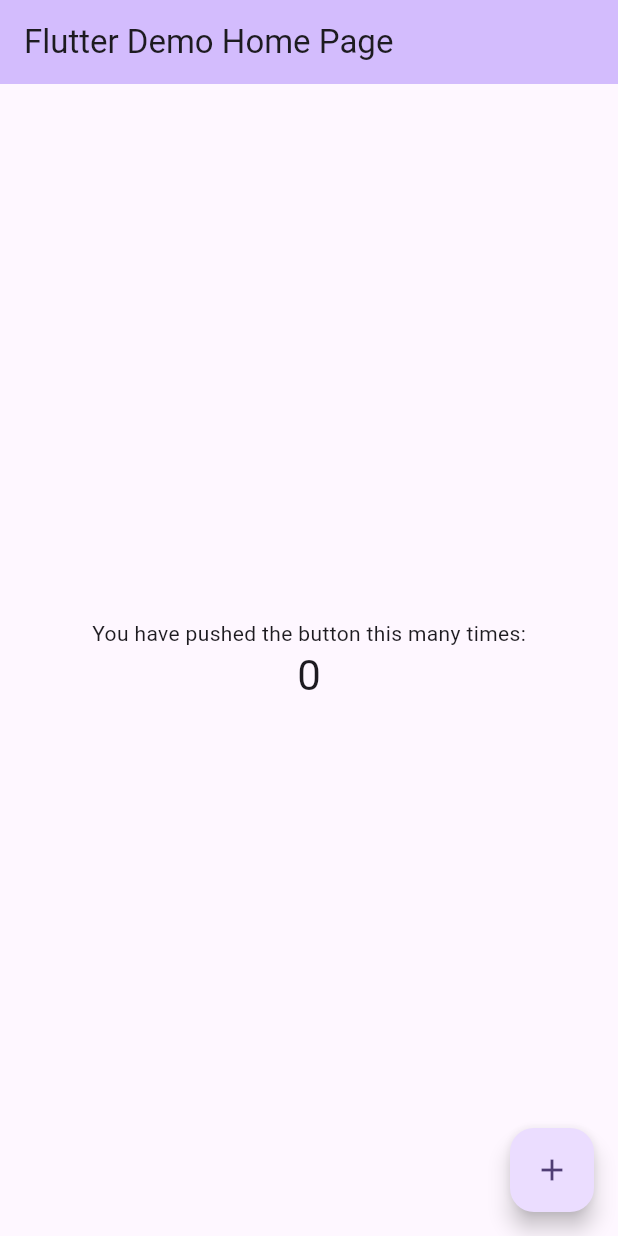
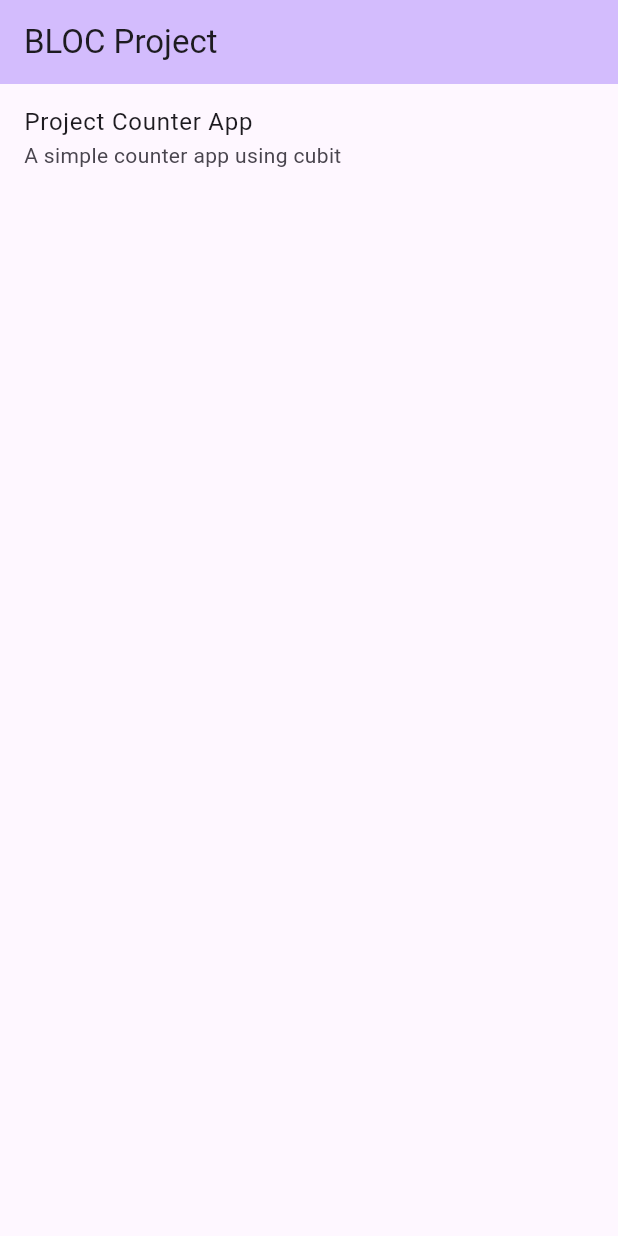
Before and after one commit to zeelbhanderi/bloc_project, a Flutter app: the screen it shows after launch, on a phone screen of 412 x 824 dp. Run offline on Flutter 3.47's test engine with Material 3 defaults, Android fonts, the phone set to English and light mode, and no system bars; our stand-ins replace flutter_bloc.

Commit message:
counter app using bloc cubit

```diff
--- /dev/null
+++ b/lib/home_page.dart
@@ -0,0 +1,55 @@
+import 'package:flutter/material.dart';
+
+import 'project/counter_app_cubit/cubit/counter_app_cubit.dart';
+
+class MyHomePage extends StatefulWidget {
+  const MyHomePage({super.key, required this.title});
+
+  final String title;
+
+  @override
+  State<MyHomePage> createState() => _MyHomePageState();
+}
+
+class _MyHomePageState extends State<MyHomePage> {
+
+
+  @override
+  Widget build(BuildContext context) {
+    return Scaffold(
+      appBar: AppBar(
+        backgroundColor: Theme.of(context).colorScheme.inversePrimary,
+        title: Text(widget.title),
+      ),
+      body: ListView.builder(
+        itemCount: projectList.length,
+        itemBuilder: (context, index) {
+          Project project = projectList[index];
+          return ListTile(
+            title: Text('Project ${project.name}'),
+            subtitle: Text(project.description),
+            onTap: () {
+              Navigator.push(
+                  context,
+                  MaterialPageRoute(
+                    builder: (context) => project.projectPage,
+                  ));
+            },
+          );
+        },
+      ),
+    );
+  }
+}
+
+List<Project> projectList = [
+  Project('Counter App', 'A simple counter app using cubit', CounterAppCubit()),
+];
+
+class Project {
+  final String name;
+  final String description;
+  final Widget projectPage;
+
+  Project(this.name, this.description, this.projectPage);
+}
--- a/lib/main.dart
+++ b/lib/main.dart
@@ -1,3 +1,4 @@
+import 'package:bloc_project/home_page.dart';
 import 'package:flutter/material.dart';
 
 void main() {
@@ -7,119 +8,15 @@ void main() {
 class MyApp extends StatelessWidget {
   const MyApp({super.key});
 
-  // This widget is the root of your application.
   @override
   Widget build(BuildContext context) {
     return MaterialApp(
-      title: 'Flutter Demo',
+      title: 'BLOC Project',
       theme: ThemeData(
-        // This is the theme of your application.
-        //
-        // TRY THIS: Try running your application with "flutter run". You'll see
-        // the application has a purple toolbar. Then, without quitting the app,
-        // try changing the seedColor in the colorScheme below to Colors.green
-        // and then invoke "hot reload" (save your changes or press the "hot
-        // reload" button in a Flutter-supported IDE, or press "r" if you used
-        // the command line to start the app).
-        //
-        // Notice that the counter didn't reset back to zero; the application
-        // state is not lost during the reload. To reset the state, use hot
-        // restart instead.
-        //
-        // This works for code too, not just values: Most code changes can be
-        // tested with just a hot reload.
         colorScheme: ColorScheme.fromSeed(seedColor: Colors.deepPurple),
         useMaterial3: true,
       ),
-      home: const MyHomePage(title: 'Flutter Demo Home Page'),
+      home: const MyHomePage(title: 'BLOC Project'),
     );
   }
 }
-
-class MyHomePage extends StatefulWidget {
-  const MyHomePage({super.key, required this.title});
-
-  // This widget is the home page of your application. It is stateful, meaning
-  // that it has a State object (defined below) that contains fields that affect
-  // how it looks.
-
-  // This class is the configuration for the state. It holds the values (in this
-  // case the title) provided by the parent (in this case the App widget) and
-  // used by the build method of the State. Fields in a Widget subclass are
-  // always marked "final".
-
-  final String title;
-
-  @override
-  State<MyHomePage> createState() => _MyHomePageState();
-}
-
-class _MyHomePageState extends State<MyHomePage> {
-  int _counter = 0;
-
-  void _incrementCounter() {
-    setState(() {
-      // This call to setState tells the Flutter framework that something has
-      // changed in this State, which causes it to rerun the build method below
-      // so that the display can reflect the updated values. If we changed
-      // _counter without calling setState(), then the build method would not be
-      // called again, and so nothing would appear to happen.
-      _counter++;
-    });
-  }
-
-  @override
-  Widget build(BuildContext context) {
-    // This method is rerun every time setState is called, for instance as done
-    // by the _incrementCounter method above.
-    //
-    // The Flutter framework has been optimized to make rerunning build methods
-    // fast, so that you can just rebuild anything that needs updating rather
-    // than having to individually change instances of widgets.
-    return Scaffold(
-      appBar: AppBar(
-        // TRY THIS: Try changing the color here to a specific color (to
-        // Colors.amber, perhaps?) and trigger a hot reload to see the AppBar
-        // change color while the other colors stay the same.
-        backgroundColor: Theme.of(context).colorScheme.inversePrimary,
-        // Here we take the value from the MyHomePage object that was created by
-        // the App.build method, and use it to set our appbar title.
-        title: Text(widget.title),
-      ),
-      body: Center(
-        // Center is a layout widget. It takes a single child and positions it
-        // in the middle of the parent.
-        child: Column(
-          // Column is also a layout widget. It takes a list of children and
-          // arranges them vertically. By default, it sizes itself to fit its
-          // children horizontally, and tries to be as tall as its parent.
-          //
-          // Column has various properties to control how it sizes itself and
-          // how it positions its children. Here we use mainAxisAlignment to
-          // center the children vertically; the main axis here is the vertical
-          // axis because Columns are vertical (the cross axis would be
-          // horizontal).
-          //
-          // TRY THIS: Invoke "debug painting" (choose the "Toggle Debug Paint"
-          // action in the IDE, or press "p" in the console), to see the
-          // wireframe for each widget.
-          mainAxisAlignment: MainAxisAlignment.center,
-          children: <Widget>[
-            const Text(
-              'You have pushed the button this many times:',
-            ),
-            Text(
-              '$_counter',
-              style: Theme.of(context).textTheme.headlineMedium,
-            ),
-          ],
-        ),
-      ),
-      floatingActionButton: FloatingActionButton(
-        onPressed: _incrementCounter,
-        tooltip: 'Increment',
-        child: const Icon(Icons.add),
-      ), // This trailing comma makes auto-formatting nicer for build methods.
-    );
-  }
-}
--- /dev/null
+++ b/lib/project/counter_app_cubit/counter_cubit.dart
@@ -0,0 +1,8 @@
+import 'package:flutter_bloc/flutter_bloc.dart';
+
+class CounterCubit extends Cubit<int> {
+  CounterCubit() : super(0);
+
+  void increment() => emit(state + 1);
+  void decrement() => emit(state - 1);
+}
--- a/pubspec.yaml
+++ b/pubspec.yaml
@@ -35,6 +35,7 @@ dependencies:
   # The following adds the Cupertino Icons font to your application.
   # Use with the CupertinoIcons class for iOS style icons.
   cupertino_icons: ^1.0.6
+  flutter_bloc: ^8.1.5
 
 dev_dependencies:
   flutter_test:
```
Also changed, not shown: lib/project/counter_app_cubit/cubit/counter_app_cubit.dart (added, +46 -0 lines), pubspec.lock.
